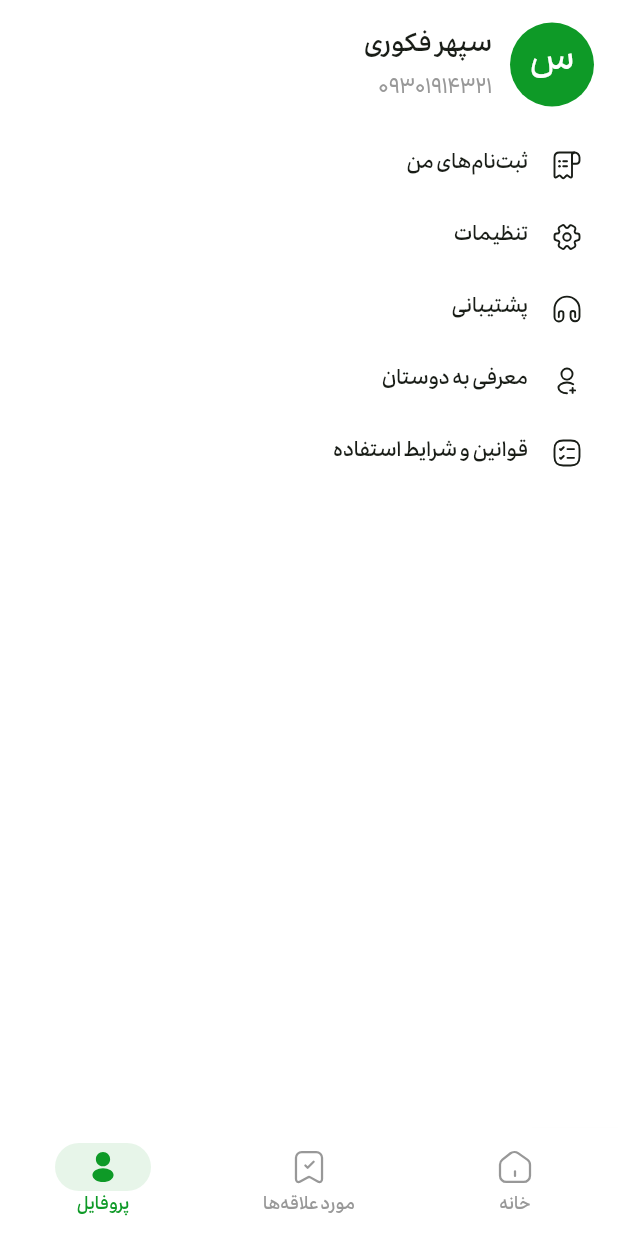
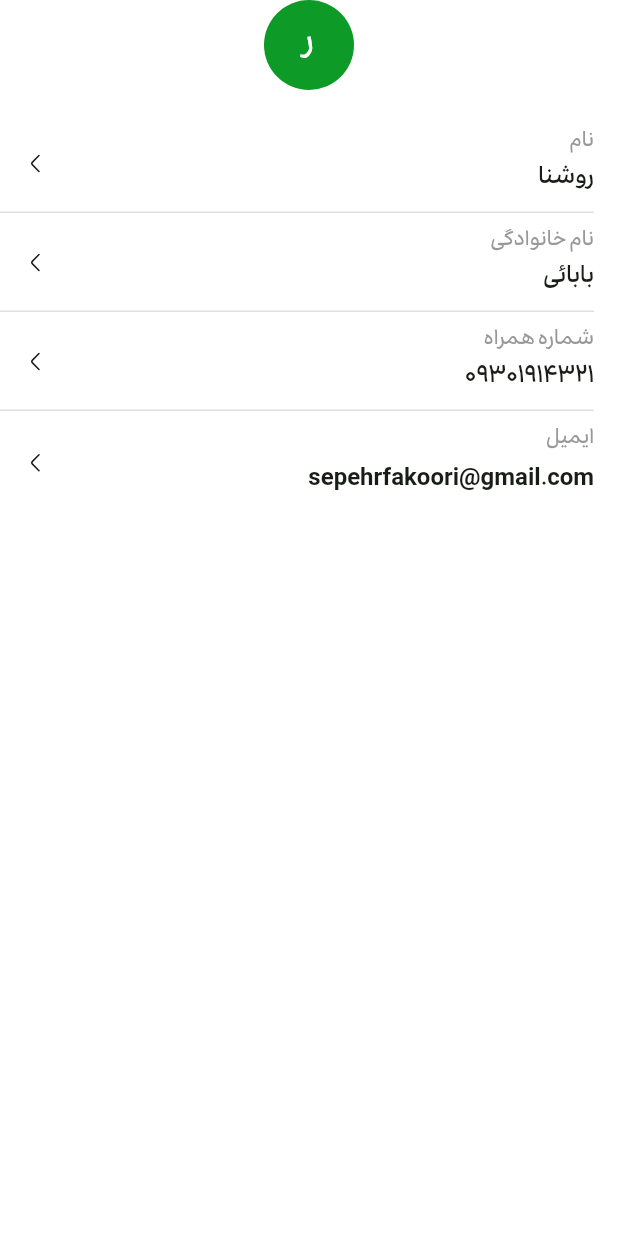
Before and after one commit to SepehrFakoori/sport_flutter_app, a Flutter app: the ProfilePage screen opened by its route, on a phone screen of 412 x 824 dp. Run offline on Flutter 3.47's test engine with Material 3 defaults, Android fonts, the phone set to English and light mode, and no system bars; our stand-ins replace cached_network_image, dio, flutter_svg, go_router, package_info_plus, pretty_dio_logger and 1 more; network calls fail.

Commit message:
feat(profile): complete profile feature components

```diff
--- a/lib/core/l10n/app_localizations.dart
+++ b/lib/core/l10n/app_localizations.dart
@@ -112,47 +112,71 @@ abstract class AppLocalizations {
   /// **'پروفایل'**
   String get bottom_navigation_profile;
 
-  /// No description provided for @profile_appBarTitle.
+  /// No description provided for @account_appBarTitle.
   ///
   /// In fa, this message translates to:
   /// **'پروفایل'**
-  String get profile_appBarTitle;
+  String get account_appBarTitle;
 
-  /// No description provided for @profile_button_edit.
+  /// No description provided for @account_button_edit.
   ///
   /// In fa, this message translates to:
   /// **'ویرایش پروفایل'**
-  String get profile_button_edit;
+  String get account_button_edit;
 
-  /// No description provided for @profile_enrollments_button.
+  /// No description provided for @account_enrollments_button.
   ///
   /// In fa, this message translates to:
   /// **'ثبت‌نام‌های من'**
-  String get profile_enrollments_button;
+  String get account_enrollments_button;
 
-  /// No description provided for @profile_settings_button.
+  /// No description provided for @account_settings_button.
   ///
   /// In fa, this message translates to:
   /// **'تنظیمات'**
-  String get profile_settings_button;
+  String get account_settings_button;
 
-  /// No description provided for @profile_support_button.
+  /// No description provided for @account_support_button.
   ///
   /// In fa, this message translates to:
   /// **'پشتیبانی'**
-  String get profile_support_button;
+  String get account_support_button;
 
-  /// No description provided for @profile_invite_friends_button.
+  /// No description provided for @account_invite_friends_button.
   ///
   /// In fa, this message translates to:
   /// **'معرفی به دوستان'**
-  String get profile_invite_friends_button;
+  String get account_invite_friends_button;
 
-  /// No description provided for @profile_policy_button.
+  /// No description provided for @account_policy_button.
   ///
   /// In fa, this message translates to:
   /// **'قوانین و شرایط استفاده'**
-  String get profile_policy_button;
+  String get account_policy_button;
+
+  /// No description provided for @profile_firstname_title.
+  ///
+  /// In fa, this message translates to:
+  /// **'نام'**
+  String get profile_firstname_title;
+
+  /// No description provided for @profile_lastname_title.
+  ///
+  /// In fa, this message translates to:
+  /// **'نام خانوادگی'**
+  String get profile_lastname_title;
+
+  /// No description provided for @profile_phone_number_title.
+  ///
+  /// In fa, this message translates to:
+  /// **'شماره همراه'**
+  String get profile_phone_number_title;
+
+  /// No description provided for @profile_email_title.
+  ///
+  /// In fa, this message translates to:
+  /// **'ایمیل'**
+  String get profile_email_title;
 
   /// No description provided for @home_categories_title.
   ///
--- a/lib/core/l10n/app_localizations_fa.dart
+++ b/lib/core/l10n/app_localizations_fa.dart
@@ -18,25 +18,37 @@ class AppLocalizationsFa extends AppLocalizations {
   String get bottom_navigation_profile => 'پروفایل';
 
   @override
-  String get profile_appBarTitle => 'پروفایل';
+  String get account_appBarTitle => 'پروفایل';
 
   @override
-  String get profile_button_edit => 'ویرایش پروفایل';
+  String get account_button_edit => 'ویرایش پروفایل';
 
   @override
-  String get profile_enrollments_button => 'ثبت‌نام‌های من';
+  String get account_enrollments_button => 'ثبت‌نام‌های من';
 
   @override
-  String get profile_settings_button => 'تنظیمات';
+  String get account_settings_button => 'تنظیمات';
 
   @override
-  String get profile_support_button => 'پشتیبانی';
+  String get account_support_button => 'پشتیبانی';
 
   @override
-  String get profile_invite_friends_button => 'معرفی به دوستان';
+  String get account_invite_friends_button => 'معرفی به دوستان';
 
   @override
-  String get profile_policy_button => 'قوانین و شرایط استفاده';
+  String get account_policy_button => 'قوانین و شرایط استفاده';
+
+  @override
+  String get profile_firstname_title => 'نام';
+
+  @override
+  String get profile_lastname_title => 'نام خانوادگی';
+
+  @override
+  String get profile_phone_number_title => 'شماره همراه';
+
+  @override
+  String get profile_email_title => 'ایمیل';
 
   @override
   String get home_categories_title => 'دسته‌بندی';
--- a/lib/core/l10n/intl_fa.arb
+++ b/lib/core/l10n/intl_fa.arb
@@ -3,13 +3,18 @@
     "bottom_navigation_bookmark": "مورد علاقه\u200Cها",
     "bottom_navigation_profile": "پروفایل",
 
-    "profile_appBarTitle": "پروفایل",
-    "profile_button_edit": "ویرایش پروفایل",
-    "profile_enrollments_button": "ثبت\u200Cنام\u200Cهای من",
-    "profile_settings_button": "تنظیمات",
-    "profile_support_button": "پشتیبانی",
-    "profile_invite_friends_button": "معرفی به دوستان",
-    "profile_policy_button": "قوانین و شرایط استفاده",
+    "account_appBarTitle": "پروفایل",
+    "account_button_edit": "ویرایش پروفایل",
+    "account_enrollments_button": "ثبت\u200Cنام\u200Cهای من",
+    "account_settings_button": "تنظیمات",
+    "account_support_button": "پشتیبانی",
+    "account_invite_friends_button": "معرفی به دوستان",
+    "account_policy_button": "قوانین و شرایط استفاده",
+
+    "profile_firstname_title": "نام",
+    "profile_lastname_title": "نام خانوادگی",
+    "profile_phone_number_title": "شماره همراه",
+    "profile_email_title": "ایمیل",
 
     "home_categories_title": "دسته\u200Cبندی",
     "home_popular_title": "پرطرفدارترین\u200Cها",
--- a/lib/core/router/app_router.dart
+++ b/lib/core/router/app_router.dart
@@ -5,6 +5,7 @@ import 'package:sport_flutter_app/core/router/app_routes.dart';
 import 'package:sport_flutter_app/core/ui/screens/main_page.dart';
 import 'package:sport_flutter_app/features/home/presentations/home_page.dart';
 import 'package:sport_flutter_app/features/user/presentations/profile_page.dart';
+import 'package:sport_flutter_app/features/user/presentations/account_page.dart';
 
 final GoRouter routerConfig = GoRouter(
   debugLogDiagnostics: appFlavor != 'production',
@@ -33,12 +34,17 @@ final GoRouter routerConfig = GoRouter(
         StatefulShellBranch(
           routes: <RouteBase>[
             GoRoute(
-              path: AppRoutes.profile.path,
-              builder: (context, state) => ProfilePage(),
+              path: AppRoutes.account.path,
+              builder: (context, state) => AccountPage(),
             ),
           ],
         ),
       ],
     ),
+    GoRoute(
+      name: AppRoutes.profile.name,
+      path: AppRoutes.profile.path,
+      builder: (context, state) => ProfilePage(),
+    ),
   ],
 );
--- a/lib/core/router/app_routes.dart
+++ b/lib/core/router/app_routes.dart
@@ -8,5 +8,6 @@ class AppRoute {
 sealed class AppRoutes {
   static const home = AppRoute(name: 'home', path: '/');
   static const page1 = AppRoute(name: 'page-1', path: '/1');
+  static const account = AppRoute(name: 'account', path: '/account');
   static const profile = AppRoute(name: 'profile', path: '/profile');
 }
--- a/lib/features/user/presentations/profile_page.dart
+++ b/lib/features/user/presentations/profile_page.dart
@@ -1,43 +1,49 @@
 import 'package:flutter/material.dart';
-import 'package:sport_flutter_app/core/constants/assets_icons.dart';
 import 'package:sport_flutter_app/core/extensions/build_context_extensions.dart';
-import 'package:sport_flutter_app/core/ui/widgets/menu_tile.dart';
-import 'package:sport_flutter_app/features/user/presentations/widgets/profile_tile.dart';
+import 'package:sport_flutter_app/core/ui/widgets/app_circle_avatar.dart';
+import 'package:sport_flutter_app/core/ui/widgets/app_divider.dart';
+import 'package:sport_flutter_app/features/user/presentations/widgets/info_tile.dart';
 
 class ProfilePage extends StatelessWidget {
   const ProfilePage({super.key});
 
   @override
   Widget build(BuildContext context) {
+    final List<String> titles = [
+      context.l10n.profile_firstname_title,
+      context.l10n.profile_lastname_title,
+      context.l10n.profile_phone_number_title,
+      context.l10n.profile_email_title,
+    ];
+
+    final List<String> subtitles = [
+      'روشنا',
+      'بابائی',
+      '۰۹۳۰۱۹۱۴۳۲۱',
+      'sepehrfakoori@gmail.com',
+    ];
+
     return Scaffold(
       body: SafeArea(
         child: SingleChildScrollView(
+          physics: const AlwaysScrollableScrollPhysics(),
           child: Column(
             children: [
-              ProfileTile(
-                username: 'سپهر فکوری',
-                phoneNumber: '۰۹۳۰۱۹۱۴۳۲۱',
-                onTap: () {},
+              Hero(
+                tag: 'profile',
+                child: AppCircleAvatar(username: 'روشنا بابائی', radius: 30),
               ),
-              MenuTile(
-                title: context.l10n.profile_enrollments_button,
-                icon: AssetIcons.receiptItem,
-              ),
-              MenuTile(
-                title: context.l10n.profile_settings_button,
-                icon: AssetIcons.setting,
-              ),
-              MenuTile(
-                title: context.l10n.profile_support_button,
-                icon: AssetIcons.headphone,
-              ),
-              MenuTile(
-                title: context.l10n.profile_invite_friends_button,
-                icon: AssetIcons.profileAdd,
-              ),
-              MenuTile(
-                title: context.l10n.profile_policy_button,
-                icon: AssetIcons.taskSquare,
+              SizedBox(height: 16),
+              ListView.separated(
+                shrinkWrap: true,
+                physics: const NeverScrollableScrollPhysics(),
+                itemBuilder: (context, index) => InfoTile(
+                  title: titles[index],
+                  subtitle: subtitles[index],
+                  onTap: () {},
+                ),
+                separatorBuilder: (context, index) => AppDivider(endIndent: 0),
+                itemCount: 4,
               ),
             ],
           ),
--- /dev/null
+++ b/lib/features/user/presentations/widgets/info_tile.dart
@@ -0,0 +1,37 @@
+import 'package:flutter/material.dart';
+import 'package:sport_flutter_app/core/constants/assets_icons.dart';
+import 'package:sport_flutter_app/core/extensions/build_context_extensions.dart';
+import 'package:sport_flutter_app/core/ui/widgets/icon_widget.dart';
+
+class InfoTile extends StatelessWidget {
+  final String title;
+  final String subtitle;
+  final GestureTapCallback? onTap;
+
+  const InfoTile({
+    super.key,
+    required this.title,
+    required this.subtitle,
+    this.onTap,
+  });
+
+  @override
+  Widget build(BuildContext context) {
+    return ListTile(
+      onTap: onTap,
+      contentPadding: EdgeInsets.symmetric(horizontal: 16),
+      horizontalTitleGap: 12,
+      title: Text(title),
+      titleTextStyle: context.textTheme.bodyMedium?.copyWith(
+        fontWeight: .w500,
+        color: context.colors.textSecondary,
+      ),
+      titleAlignment: ListTileTitleAlignment.center,
+      subtitle: Text(subtitle, maxLines: 1, overflow: .ellipsis),
+      subtitleTextStyle: context.textTheme.titleLarge?.copyWith(
+        fontWeight: .w600,
+      ),
+      trailing: IconWidget(icon: AssetIcons.arrowLeft, height: 16, width: 16),
+    );
+  }
+}
--- a/lib/features/user/presentations/widgets/profile_tile.dart
+++ b/lib/features/user/presentations/widgets/profile_tile.dart
@@ -23,10 +23,13 @@ class ProfileTile extends StatelessWidget {
       contentPadding: EdgeInsets.symmetric(vertical: 8, horizontal: 16),
       horizontalTitleGap: 12,
       titleAlignment: ListTileTitleAlignment.center,
-      leading: AppCircleAvatar(
-        username: username,
-        imageUrl: imageUrl,
-        radius: 28,
+      leading: Hero(
+        tag: 'profile',
+        child: AppCircleAvatar(
+          username: username,
+          imageUrl: imageUrl,
+          radius: 28,
+        ),
       ),
       title: Text(username),
       titleTextStyle: context.textTheme.headlineSmall?.copyWith(
@@ -34,7 +37,6 @@ class ProfileTile extends StatelessWidget {
       ),
       subtitle: Text(phoneNumber),
       subtitleTextStyle: context.textTheme.bodyMedium?.copyWith(
-        fontFamily: 'Ravi',
         fontWeight: .w500,
         color: context.colors.textSecondary,
       ),
```
Also changed, not shown: lib/core/ui/widgets/app_text_form_field.dart (+107 -109 lines), lib/features/user/presentations/account_page.dart (added, +52 -0 lines).
